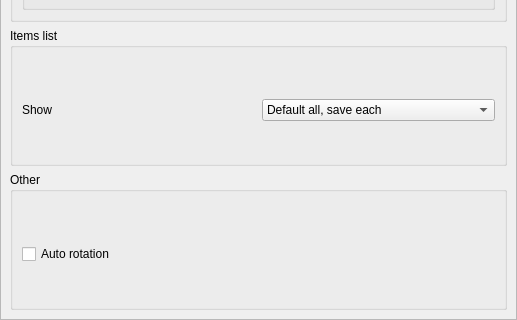
Above: src/views/maemo5/ui/settings.ui from twidi/GRead before the change; both pictures show x 0 to 517 and y 308 to 628 of the 517 by 628 pixel window. Below: the same form after it.
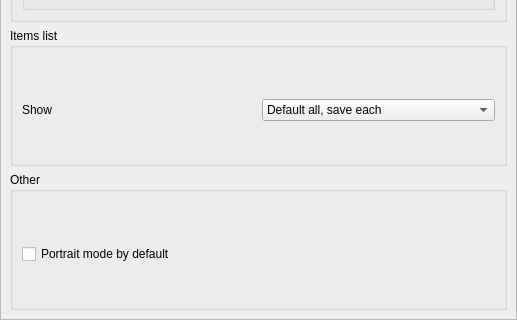
That is the form after the change.

Commit message: Remove auto-rotation and add distinct portrait/landscape mode in each window (default landscape mode, can be changed in settings). Alse display excetion when zoomkeys cannot be loaded

Patch:
```diff
--- a/src/views/maemo5/ui/settings.ui
+++ b/src/views/maemo5/ui/settings.ui
@@ -259,7 +259,7 @@
           <item>
            <widget class="QCheckBox" name="checkSettingsAutoRotation">
             <property name="text">
-             <string>Auto rotation</string>
+             <string>Portrait mode by default</string>
             </property>
            </widget>
           </item>
```
Left out of the diff: 4 changed lines with no effect on the pictures. The commit also changes 11 other files.
